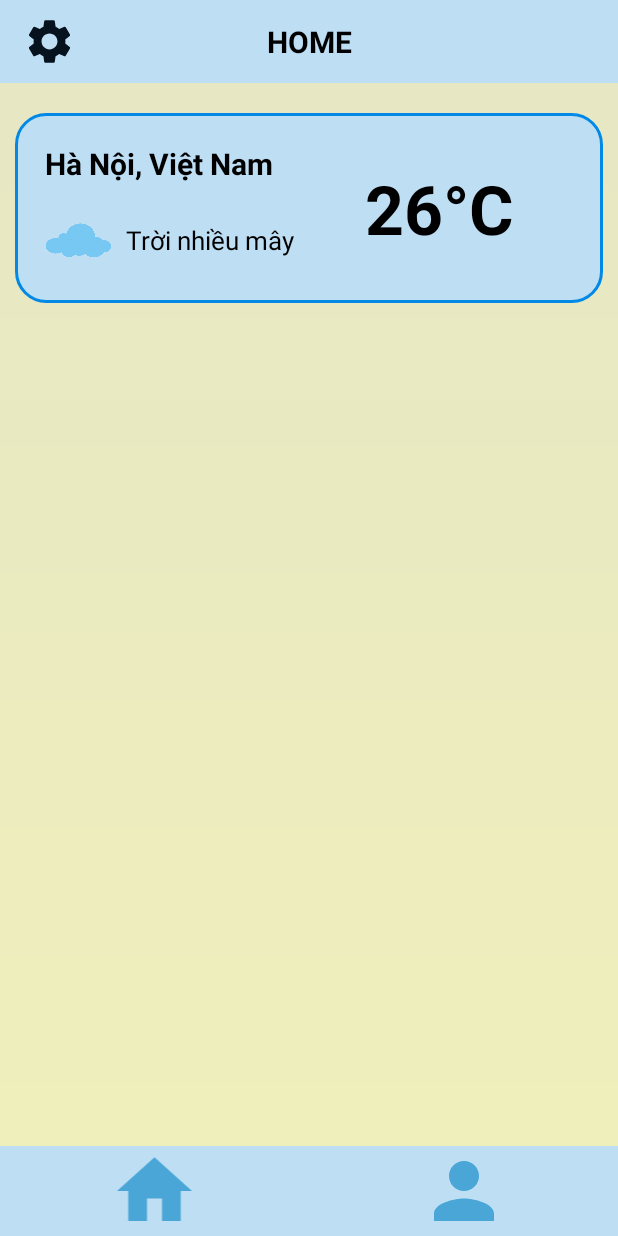
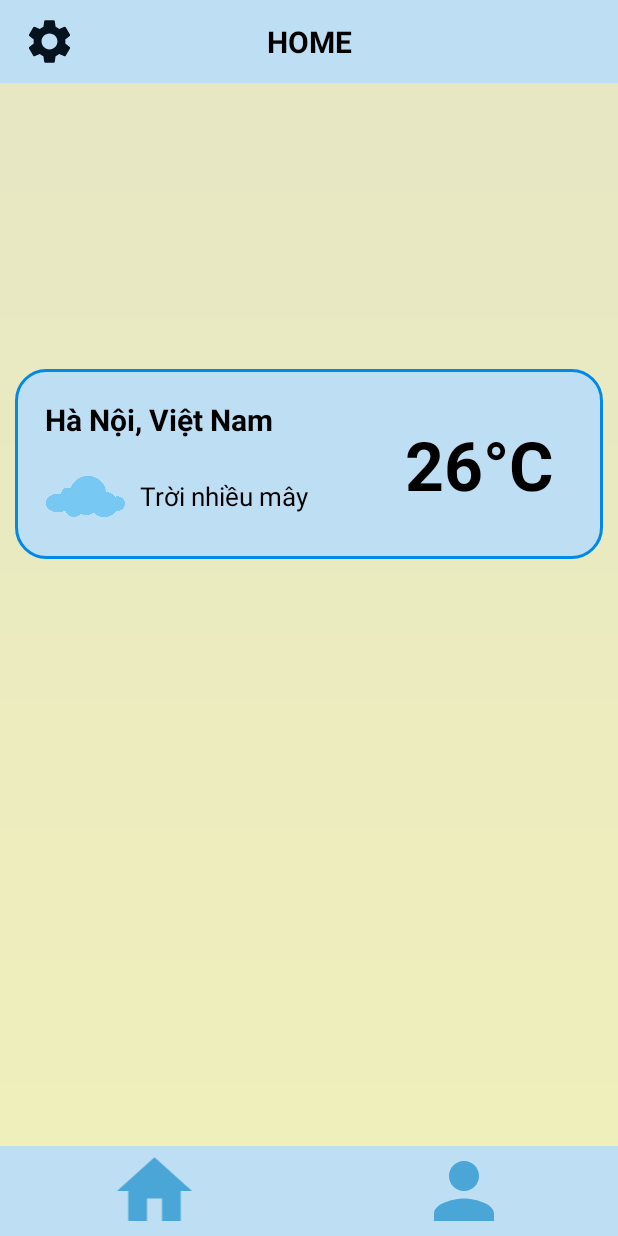
Before and after one commit to lvminh97/SmartLight, an Android app: the MainActivity screen opened directly, with no data from a screen before it, on a phone screen of 412 x 824 dp. Run offline under Robolectric (Android 15) with nearby library versions, the phone set to English and light mode, and no system bars; network calls fail; 1 statement that could not run was skipped.

Commit message:
Optimize the UI for multi screen
Signed-off-by: lvminh97 <lvminh97@gmail.com>

```diff
--- a/app/build.gradle
+++ b/app/build.gradle
@@ -10,7 +10,7 @@ android {
         minSdk 26
         targetSdk 33
         versionCode 1
-        versionName "1.0.4"
+        versionName "1.0.6"
 
         testInstrumentationRunner "androidx.test.runner.AndroidJUnitRunner"
     }
--- a/app/src/main/java/com/example/smartlight/activities/LoginActivity.java
+++ b/app/src/main/java/com/example/smartlight/activities/LoginActivity.java
@@ -127,7 +127,7 @@ public class LoginActivity extends AppCompatActivity implements View.OnClickList
             new Response.ErrorListener() {
                 @Override
                 public void onErrorResponse(VolleyError error) {
-                    Log.d("MinhLV", error.getMessage());
+                    Log.d("MinhLV", "" + error.getMessage());
                 }
             })
         {
--- a/app/src/main/java/com/example/smartlight/activities/MainActivity.java
+++ b/app/src/main/java/com/example/smartlight/activities/MainActivity.java
@@ -6,6 +6,8 @@ import android.content.Intent;
 import android.content.SharedPreferences;
 import android.graphics.Color;
 import android.os.Bundle;
+import android.util.DisplayMetrics;
+import android.util.Log;
 import android.view.MotionEvent;
 import android.view.View;
 import android.widget.FrameLayout;
@@ -39,6 +41,10 @@ public class MainActivity extends AppCompatActivity implements View.OnClickListe
     }
 
     private void initUI() {
+        Factory.displayMetrics = new DisplayMetrics();
+        getWindowManager().getDefaultDisplay().getMetrics(Factory.displayMetrics);
+        Log.d("MinhLV", "Screen size = " + Factory.displayMetrics.widthPixels + "x" + Factory.displayMetrics.heightPixels);
+
         mainLayout = (FrameLayout) findViewById(R.id.layout_main);
 
         homeBtn = (ImageButton) findViewById(R.id.btn_menu_home);
--- a/app/src/main/java/com/example/smartlight/fragments/ControlFragment.java
+++ b/app/src/main/java/com/example/smartlight/fragments/ControlFragment.java
@@ -69,9 +69,7 @@ public class ControlFragment extends Fragment implements MyFragment, View.OnClic
     }
 
     private void initUI() {
-        DisplayMetrics displayMetrics = new DisplayMetrics();
-        getActivity().getWindowManager().getDefaultDisplay().getMetrics(displayMetrics);
-        int px = (int) (displayMetrics.densityDpi / 160f);
+        int px = (int) (Factory.displayMetrics.densityDpi / 160f);
         // rearrange the bottom menu
         ConstraintSet set = new ConstraintSet();
         set.clone((ConstraintLayout) getActivity().findViewById(R.id.menu_bottom));
@@ -95,7 +93,7 @@ public class ControlFragment extends Fragment implements MyFragment, View.OnClic
         lightBtn.setOnClickListener(this);
         powerBtn = (Button) view.findViewById(R.id.btn_power);
         powerBtn.setOnClickListener(this);
-        if(displayMetrics.heightPixels < 1300){
+        if(Factory.displayMetrics.heightPixels < 1600){
             ViewGroup.MarginLayoutParams lightBtnLayoutParam = (ViewGroup.MarginLayoutParams) lightBtn.getLayoutParams();
             lightBtnLayoutParam.setMargins(20 * px, 10 * px, 20 * px, 10 * px);
             ViewGroup.MarginLayoutParams powerBtnLayoutParam = (ViewGroup.MarginLayoutParams) powerBtn.getLayoutParams();
--- a/app/src/main/res/layout/activity_login.xml
+++ b/app/src/main/res/layout/activity_login.xml
@@ -64,6 +64,7 @@
             android:paddingBottom="15dp"
             android:background="#FFFFFF"
             android:hint="Email"
+            android:singleLine="true"
             android:maxLines="1"/>
     </androidx.appcompat.widget.LinearLayoutCompat>
     <androidx.appcompat.widget.LinearLayoutCompat
@@ -101,6 +102,7 @@
             android:background="#FFFFFF"
             android:hint="Password"
             android:inputType="textPassword"
+            android:singleLine="true"
             android:maxLines="1"/>
     </androidx.appcompat.widget.LinearLayoutCompat>
     <Button
--- a/app/src/main/res/layout/fragment_home.xml
+++ b/app/src/main/res/layout/fragment_home.xml
@@ -13,7 +13,6 @@
         app:layout_constraintLeft_toLeftOf="parent"
         app:layout_constraintTop_toTopOf="parent"
         app:layout_constraintRight_toRightOf="parent"
-        app:layout_constraintBottom_toTopOf="@id/layout_weather"
         android:background="#BEDEF4">
 
         <TextView
@@ -65,7 +64,7 @@
             android:id="@+id/tv_location"
             android:layout_width="0dp"
             android:layout_height="wrap_content"
-            app:layout_constraintWidth_percent="0.5"
+            app:layout_constraintWidth_percent="0.6"
             app:layout_constraintLeft_toLeftOf="parent"
             app:layout_constraintTop_toTopOf="parent"
             app:layout_constraintBottom_toTopOf="@id/layout_weather_status"
@@ -82,7 +81,7 @@
             app:layout_constraintLeft_toLeftOf="parent"
             app:layout_constraintTop_toBottomOf="@id/tv_location"
             app:layout_constraintBottom_toBottomOf="parent"
-            app:layout_constraintWidth_percent="0.5">
+            app:layout_constraintWidth_percent="0.6">
 
             <ImageView
                 android:id="@+id/img_weather"
@@ -117,7 +116,7 @@
             android:id="@+id/tv_weather_temp"
             android:layout_width="0dp"
             android:layout_height="wrap_content"
-            app:layout_constraintWidth_percent="0.4"
+            app:layout_constraintWidth_percent="0.35"
             app:layout_constraintLeft_toRightOf="@id/tv_location"
             app:layout_constraintTop_toTopOf="parent"
             app:layout_constraintRight_toRightOf="parent"
@@ -133,7 +132,7 @@
     <GridView
         android:id="@+id/grid_room"
         android:layout_width="match_parent"
-        android:layout_height="0dp"
+        android:layout_height="wrap_content"
         app:layout_constraintLeft_toLeftOf="parent"
         app:layout_constraintTop_toBottomOf="@id/layout_weather"
         app:layout_constraintRight_toRightOf="parent"
--- a/app/src/main/res/layout/item_room.xml
+++ b/app/src/main/res/layout/item_room.xml
@@ -5,7 +5,7 @@
     android:padding="10dp">
     <LinearLayout
         android:layout_width="match_parent"
-        android:layout_height="170dp"
+        android:layout_height="wrap_content"
         android:orientation="vertical"
         android:padding="15dp"
         android:background="@drawable/bg_item_room">
@@ -20,10 +20,11 @@
         <TextView
             android:id="@+id/tv_room"
             android:layout_width="match_parent"
-            android:layout_height="wrap_content"
+            android:layout_height="80dp"
             android:layout_marginTop="10dp"
             android:lines="2"
             android:textAlignment="center"
+            android:gravity="center"
             android:textColor="#000000"
             android:textSize="20dp"
             android:textStyle="bold" />
```
Also changed, not shown: app/src/main/java/com/example/smartlight/Factory.java (+5 -2 lines), app/src/main/java/com/example/smartlight/adapters/RoomAdapter.java (+12 -0 lines), app/src/main/java/com/example/smartlight/components/RotaryKnobView.java (+12 -4 lines).
